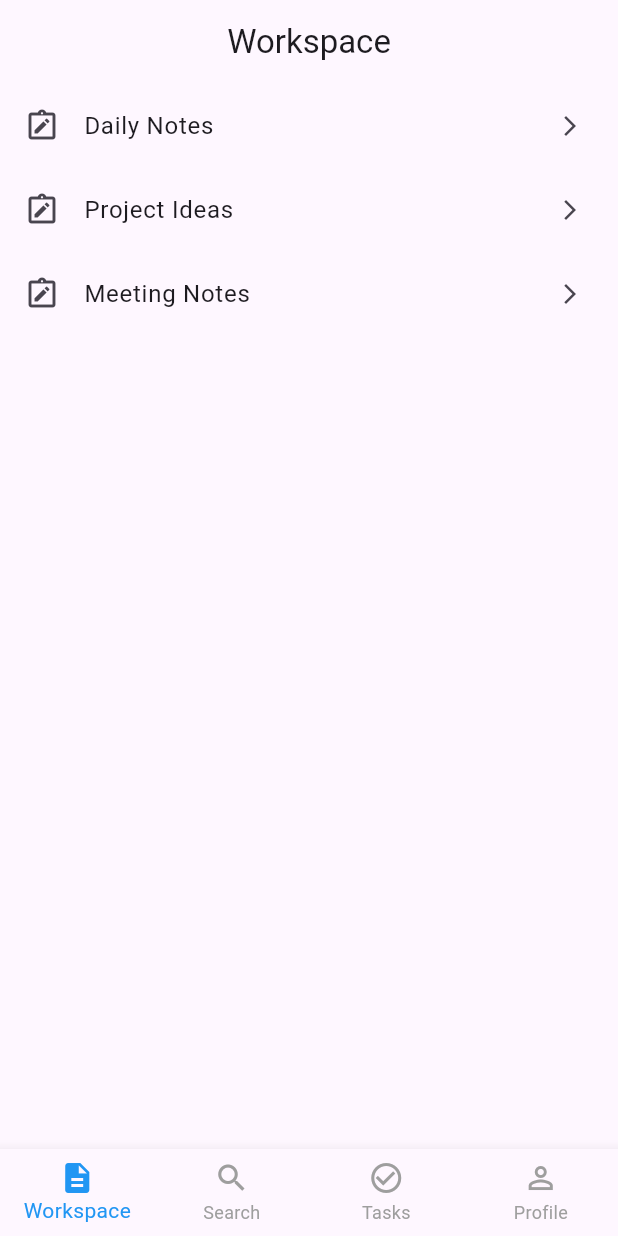
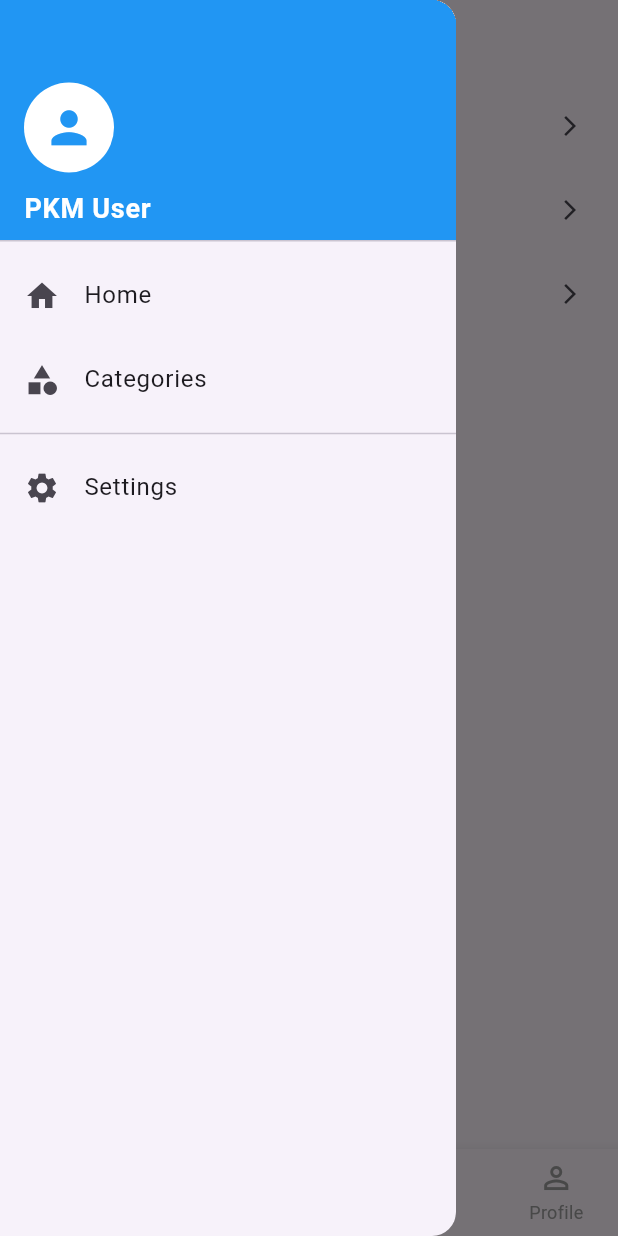
Before and after one commit to RudeusGs/pkm-flow, a Flutter app: the screen it shows after launch, with the side drawer open (before the commit the screen has no drawer), on a phone screen of 412 x 824 dp. Run offline on Flutter 3.47's test engine with Material 3 defaults, Android fonts, the phone set to English and light mode, and no system bars.

Commit message:
feat: Add Categories, Content screens, Drawer and Navigation

```diff
--- a/src/lib/core/routes/app_routes.dart
+++ b/src/lib/core/routes/app_routes.dart
@@ -1,4 +1,5 @@
 class AppRoutes {
   static const root = '/';
   static const pageDetail = '/page-detail';
+  static const categoryContent = '/category-content';
 }
--- a/src/lib/features/home/presentation/screens/main_shell_screen.dart
+++ b/src/lib/features/home/presentation/screens/main_shell_screen.dart
@@ -3,7 +3,7 @@ import '../../../workspace/presentation/screens/workspace_screen.dart';
 import '../../../search/presentation/screens/search_screen.dart';
 import '../../../tasks/presentation/screens/tasks_screen.dart';
 import '../../../profile/presentation/screens/profile_screen.dart';
-
+import '../../../categories/presentation/screens/categories_screen.dart';
 class MainShellScreen extends StatefulWidget {
   const MainShellScreen({super.key});
 
@@ -17,6 +17,7 @@ class _MainShellScreenState extends State<MainShellScreen> {
   final List<Widget> _screens = const [
     WorkspaceScreen(),
     SearchScreen(),
+    CategoriesScreen(),
     TasksScreen(),
     ProfileScreen(),
   ];
@@ -27,6 +28,58 @@ class _MainShellScreenState extends State<MainShellScreen> {
       body: IndexedStack(
         index: _currentIndex,
         children: _screens,
+      ),
+      drawer: Drawer(
+        child: ListView(
+          padding: EdgeInsets.zero,
+          children: [
+            const DrawerHeader(
+              decoration: BoxDecoration(
+                color: Colors.blue,
+              ),
+              child: Column(
+                crossAxisAlignment: CrossAxisAlignment.start,
+                mainAxisAlignment: MainAxisAlignment.end,
+                children: [
+                  CircleAvatar(
+                    radius: 30,
+                    backgroundColor: Colors.white,
+                    child: Icon(Icons.person, size: 35, color: Colors.blue),
+                  ),
+                  SizedBox(height: 10),
+                  Text(
+                    'PKM User',
+                    style: TextStyle(color: Colors.white, fontSize: 18, fontWeight: FontWeight.bold),
+                  ),
+                ],
+              ),
+            ),
+            ListTile(
+              leading: const Icon(Icons.home),
+              title: const Text('Home'),
+              onTap: () {
+                Navigator.pop(context);
+                setState(() => _currentIndex = 0);
+              },
+            ),
+            ListTile(
+              leading: const Icon(Icons.category),
+              title: const Text('Categories'),
+              onTap: () {
+                Navigator.pop(context);
+                setState(() => _currentIndex = 2);
+              },
+            ),
+            const Divider(),
+            ListTile(
+              leading: const Icon(Icons.settings),
+              title: const Text('Settings'),
+              onTap: () {
+                Navigator.pop(context);
+              },
+            ),
+          ],
+        ),
       ),
       bottomNavigationBar: BottomNavigationBar(
         currentIndex: _currentIndex,
@@ -50,6 +103,11 @@ class _MainShellScreenState extends State<MainShellScreen> {
             label: 'Search',
           ),
           BottomNavigationBarItem(
+            icon: Icon(Icons.category_outlined),
+            activeIcon: Icon(Icons.category),
+            label: 'Categories',
+          ),
+          BottomNavigationBarItem(
             icon: Icon(Icons.check_circle_outline),
             activeIcon: Icon(Icons.check_circle),
             label: 'Tasks',
--- a/src/lib/main.dart
+++ b/src/lib/main.dart
@@ -2,7 +2,7 @@ import 'package:flutter/material.dart';
 import 'core/routes/app_routes.dart';
 import 'features/home/presentation/screens/main_shell_screen.dart';
 import 'features/workspace/presentation/screens/page_detail_screen.dart';
-
+import 'features/categories/presentation/screens/category_content_screen.dart';
 void main() {
   runApp(const MyApp());
 }
@@ -29,6 +29,15 @@ class MyApp extends StatelessWidget {
               title: args['title'] as String,
             ),
           );
+        } else if (settings.name == AppRoutes.categoryContent) {
+          final args = settings.arguments as Map<String, dynamic>;
+
+          return MaterialPageRoute(
+            builder: (_) => CategoryContentScreen(
+              categoryId: args['categoryId'] as String,
+              categoryName: args['categoryName'] as String,
+            ),
+          );
         }
         return null;
       },
```
Also changed, not shown: src/lib/features/categories/presentation/screens/categories_screen.dart (added, +67 -0 lines), src/lib/features/categories/presentation/screens/category_content_screen.dart (added, +55 -0 lines).
